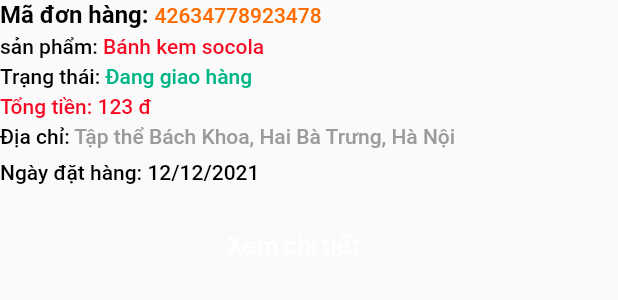
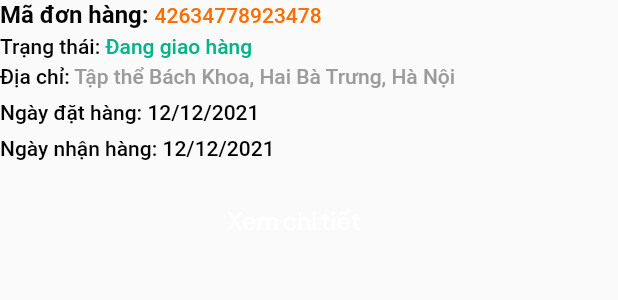
Before and after one commit to tiendvth/shop_cake_project, a Flutter app: the MyOrderItem widget shown alone on an empty page, opened directly, on a phone screen of 412 x 824 dp. Shown: the top 300 px of the screen. Run offline on Flutter 3.47's test engine with Material 2 defaults, Android fonts, the phone set to English and light mode, and no system bars; our stand-ins replace bloc, dio, dotted_border, dropdown_button2, easy_localization, equatable and 15 more; accounts and stored records are empty; network calls fail.

```diff
--- a/shop_cake/lib/src/cart_page/bloc/list_card_bloc/list_card_state.dart
+++ b/shop_cake/lib/src/cart_page/bloc/list_card_bloc/list_card_state.dart
@@ -10,8 +10,9 @@ class ListCardLoading extends ListCardState {}
 class ListCardSuccess extends ListCardState {
   final totalPrice;
   final data;
+  final double total;
 
-  ListCardSuccess(this.totalPrice,this.data);
+  ListCardSuccess(this.totalPrice,this.data, this.total);
 }
 
 class ListCardFailure extends ListCardState {
--- a/shop_cake/lib/src/cart_page/ui/cart_page.dart
+++ b/shop_cake/lib/src/cart_page/ui/cart_page.dart
@@ -172,7 +172,7 @@ class _CartPageState extends State<CartPage> {
                                     ),
                                     Text(
                                       // text: '${state.totalPrice}',
-                                      '0đ',
+                                      FormatPrice.formatVND(stateListCake.total),
                                       style: GoogleFonts.roboto(
                                         fontSize: 14,
                                         fontWeight: FontWeight.w600,
@@ -252,8 +252,8 @@ class _CartPageState extends State<CartPage> {
                                       ),
                                     ),
                                     Text(
-                                      // text: '${state.totalPrice}',
-                                      '0đ',
+                                      FormatPrice.formatVND(stateListCake.total),
+                                      // '0đ',
                                       style: GoogleFonts.roboto(
                                         fontSize: 16,
                                         fontWeight: FontWeight.w700,
--- a/shop_cake/lib/src/my_order/components/my_order_item.dart
+++ b/shop_cake/lib/src/my_order/components/my_order_item.dart
@@ -13,6 +13,7 @@ class MyOrderItem extends StatelessWidget {
   final String? totalPrice;
   final String? orderDate;
   final String? address;
+  final String? deliveryDate;
   final GestureTapCallback? onTap;
 
   const MyOrderItem({
@@ -27,6 +28,7 @@ class MyOrderItem extends StatelessWidget {
     this.orderDate,
     this.onTap,
     this.address,
+    this.deliveryDate,
   }) : super(key: key);
 
   @override
@@ -57,28 +59,28 @@ class MyOrderItem extends StatelessWidget {
           ),
         ),
         4.spaceHeight,
-        RichText(
-          text: TextSpan(
-            text: 'sản phẩm: ',
-            style: GoogleFonts.roboto(
-              fontWeight: FontWeight.w500,
-              fontSize: 14,
-              color: kMainBlackColor,
-            ),
-            children: <TextSpan>[
-              TextSpan(
-                // 'Mã đơn hàng:${state.data['data']['content'][index]['id'] ?? ''}',
-                text: orderName ?? 'Bánh kem socola',
-                style: GoogleFonts.roboto(
-                  fontWeight: FontWeight.w500,
-                  fontSize: 14,
-                  color: kMainRedColor,
-                ),
-              ),
-            ],
-          ),
-        ),
-        4.spaceHeight,
+        // RichText(
+        //   text: TextSpan(
+        //     text: 'sản phẩm: ',
+        //     style: GoogleFonts.roboto(
+        //       fontWeight: FontWeight.w500,
+        //       fontSize: 14,
+        //       color: kMainBlackColor,
+        //     ),
+        //     children: <TextSpan>[
+        //       TextSpan(
+        //         // 'Mã đơn hàng:${state.data['data']['content'][index]['id'] ?? ''}',
+        //         text: orderName ?? 'Bánh kem socola',
+        //         style: GoogleFonts.roboto(
+        //           fontWeight: FontWeight.w500,
+        //           fontSize: 14,
+        //           color: kMainRedColor,
+        //         ),
+        //       ),
+        //     ],
+        //   ),
+        // ),
+        // 4.spaceHeight,
         RichText(
           text: TextSpan(
             text: 'Trạng thái: ',
@@ -101,28 +103,28 @@ class MyOrderItem extends StatelessWidget {
           ),
         ),
         4.spaceHeight,
-        RichText(
-          text: TextSpan(
-            text: 'Tổng tiền: ',
-            style: GoogleFonts.roboto(
-              fontWeight: FontWeight.w500,
-              fontSize: 14,
-              color: kMainRedColor,
-            ),
-            children: <TextSpan>[
-              TextSpan(
-                // 'Tổng tiền: ${Validation.oCcy.format(state.data['data']['content'][index]['totalPrice'] ?? 0)} đ',
-                text: totalPrice ?? '123 đ',
-                style: GoogleFonts.roboto(
-                  fontWeight: FontWeight.w500,
-                  fontSize: 14,
-                  color: kMainRedColor,
-                ),
-              ),
-            ],
-          ),
-        ),
-        4.spaceHeight,
+        // RichText(
+        //   text: TextSpan(
+        //     text: 'Tổng tiền: ',
+        //     style: GoogleFonts.roboto(
+        //       fontWeight: FontWeight.w500,
+        //       fontSize: 14,
+        //       color: kMainRedColor,
+        //     ),
+        //     children: <TextSpan>[
+        //       TextSpan(
+        //         // 'Tổng tiền: ${Validation.oCcy.format(state.data['data']['content'][index]['totalPrice'] ?? 0)} đ',
+        //         text: totalPrice ?? '123 đ',
+        //         style: GoogleFonts.roboto(
+        //           fontWeight: FontWeight.w500,
+        //           fontSize: 14,
+        //           color: kMainRedColor,
+        //         ),
+        //       ),
+        //     ],
+        //   ),
+        // ),
+        // 4.spaceHeight,
         RichText(
           overflow: TextOverflow.ellipsis,
           maxLines: 1,
@@ -172,6 +174,32 @@ class MyOrderItem extends StatelessWidget {
             ],
           ),
         ),
+        8.spaceHeight,
+        RichText(
+          text: TextSpan(
+            text: 'Ngày nhận hàng: ',
+            style: GoogleFonts.roboto(
+              fontWeight: FontWeight.w500,
+              fontSize: 14,
+              color: kMainBlackColor,
+            ),
+            children: <TextSpan>[
+              TextSpan(
+                // state.data['data']['content'][index]
+                //             ['createdAt'] !=
+                //         null
+                //     ? '${parserTime(state.data['data']['content'][index]['createdAt'] ?? "")}'
+                //     : '',
+                text: deliveryDate ?? '12/12/2021',
+                style: GoogleFonts.roboto(
+                  fontWeight: FontWeight.w500,
+                  fontSize: 14,
+                  color: kMainBlackColor,
+                ),
+              ),
+            ],
+          ),
+        ),
         15.spaceHeight,
         MaterialButton(
           padding: const EdgeInsets.symmetric(vertical: 8, horizontal: 16),
--- a/shop_cake/lib/src/my_order/ui/my_order_page.dart
+++ b/shop_cake/lib/src/my_order/ui/my_order_page.dart
@@ -123,7 +123,7 @@ class _MyOrderPageState extends State<MyOrderPage> {
                         shrinkWrap: true,
                         physics: const NeverScrollableScrollPhysics(),
                         // itemCount: state.data['data']['content'].length ?? 0,
-                        itemCount: 5,
+                        itemCount: stateOrder.data['data']['result'].length,
                         itemBuilder: (BuildContext context, index) {
                           return Column(
                             crossAxisAlignment: CrossAxisAlignment.start,
@@ -153,6 +153,7 @@ class _MyOrderPageState extends State<MyOrderPage> {
                                       '${stateOrder.data['data']['result'][index]['deliveryAddress'] ?? ''}',
                                   orderDate:
                                       '${FormatDate.formatDate(stateOrder.data['data']['result'][index]['createdAt'] ?? '')}',
+                                  deliveryDate: '${FormatDate.formatDate(stateOrder.data['data']['result'][index]['deliveryDate'] ?? '')}',
                                 ),
                               ),
                               Divider(
--- a/shop_cake/lib/src/payment/bloc/payment_cubit.dart
+++ b/shop_cake/lib/src/payment/bloc/payment_cubit.dart
@@ -25,7 +25,7 @@ class PaymentCubit extends Cubit<PaymentState> {
   // final List<String> items = ['RESTAURANT', 'SHIP'];
   // String selectedValue = 'RESTAURANT';
   var datas = [];
-  var totalPrice = 100000.0;
+  double totalPrice = 0;
   var visibleShip = false;
 
   PaymentCubit(this._paymentRepository, this._cartRepository) : super(PaymentInitial());
@@ -39,6 +39,9 @@ class PaymentCubit extends Cubit<PaymentState> {
       // totalPrice = '${Validation.oCcy.format(data['data']['price'] ?? 0)}';
       // emit(PaymentSuccess(datas, totalPrice, selectedValue));
       // totalPrice = '${FormatPrice.formatStringVND(totalPrice)}';
+      totalPrice = data['data']['result'].fold(
+          0, (previousValue, element) => previousValue + element['priceCake'] * element['quantityShoppingCartTmt']);
+      print('getPayment $totalPrice');
       emit(PaymentSuccess(datas, totalPrice));
     } on DioError {
       emit(PaymentFailure("Is the device online?"));
--- a/shop_cake/lib/src/payment/ui/payment_page.dart
+++ b/shop_cake/lib/src/payment/ui/payment_page.dart
@@ -1,4 +1,3 @@
-import 'dart:convert';
 
 import 'package:common/common.dart';
 import 'package:easy_localization/easy_localization.dart';
@@ -224,7 +223,8 @@ class _PaymentPageState extends State<PaymentPage> {
                                             ),
                                           ),
                                           Text(
-                                            '${FormatTextToNumber().formatPositiveNumber(money: state.totalPrice)}đ',
+                                            // '${FormatTextToNumber().formatPositiveNumber(money: state.totalPrice)}đ',
+                                            '0đ',
                                             style: GoogleFonts.roboto(
                                               fontSize: 14,
                                               fontWeight: FontWeight.w500,
```
Also changed, not shown: shop_cake/lib/src/cart_page/bloc/list_card_bloc/list_card_cubit.dart (+9 -5 lines).
